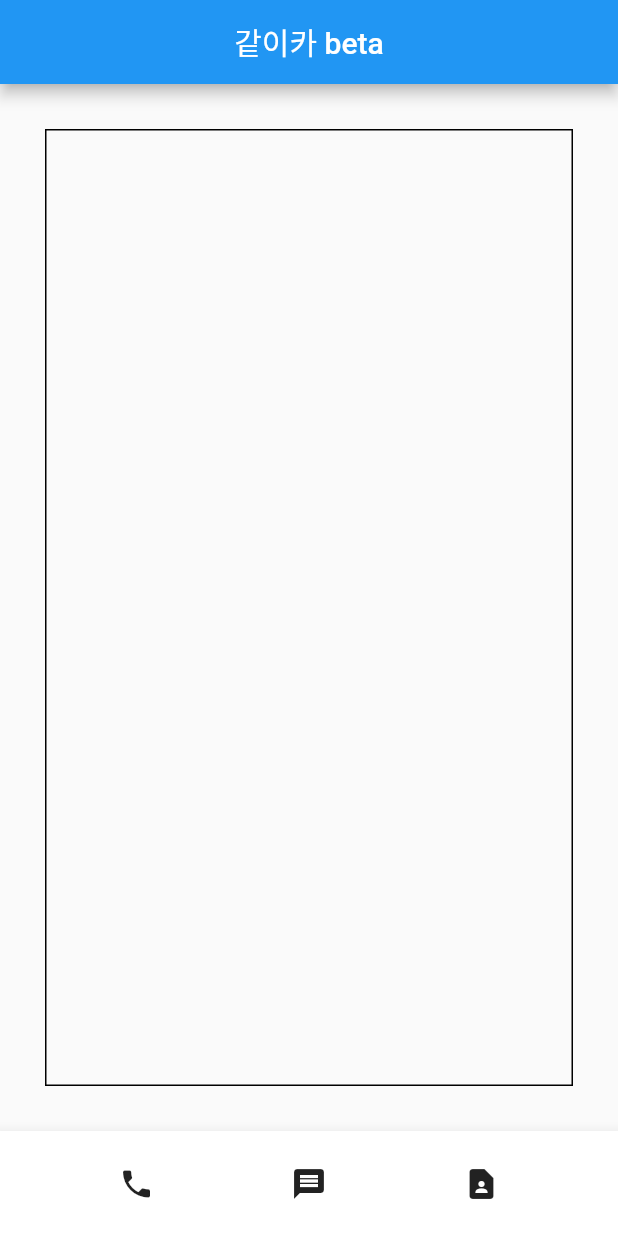
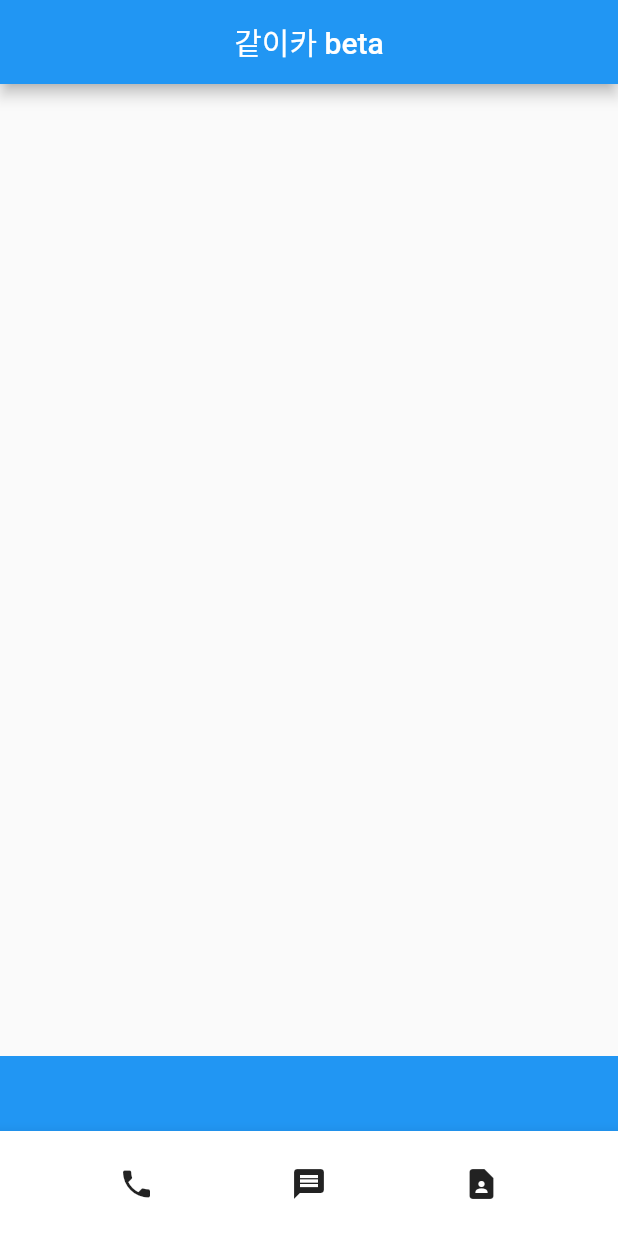
Before and after one commit to Offthegame/flutter_contact, a Flutter app: the screen it shows after launch, on a phone screen of 412 x 824 dp. Run offline on Flutter 3.47's test engine with Material 2 defaults, Android fonts, the phone set to English and light mode, and no system bars.

Commit message:
Part1_05_Margin-Padding-Align_02

```diff
--- a/lib/main.dart
+++ b/lib/main.dart
@@ -30,15 +30,14 @@ class MyApp extends StatelessWidget {
               title: const Text('같이카 beta'),
               centerTitle: true,
             ),
-          body: Center(
-            //Container 마우스 hover해보면 wrap with Center 뜸
-            //오늘은 Container에 대해 배움
+            body: Align(
+              //Center에서 Align으로 교체, 아래 alignment활성화 함
+              alignment: Alignment.bottomLeft,
+              //아래 왼쪽에 정렬 가능
               child: Container(
-              margin: EdgeInsets.all(30),
-              padding: EdgeInsets.fromLTRB(10, 20, 30, 40),
-              decoration: BoxDecoration(
-                border: Border.all(color: Colors.black)
-              ),
+                width: double.infinity, height: 50, color: Colors.blue,
+                //  double.infinity 값을 주면 부모 넓이를 가득 채움
+                //  레이아웃 수정 꿀팁은 widget 위에 마우스 hover > 자동완성기능 쓰는 것
 
 
               ),
```
Lines whose indentation alone changed are shown as unchanged.
